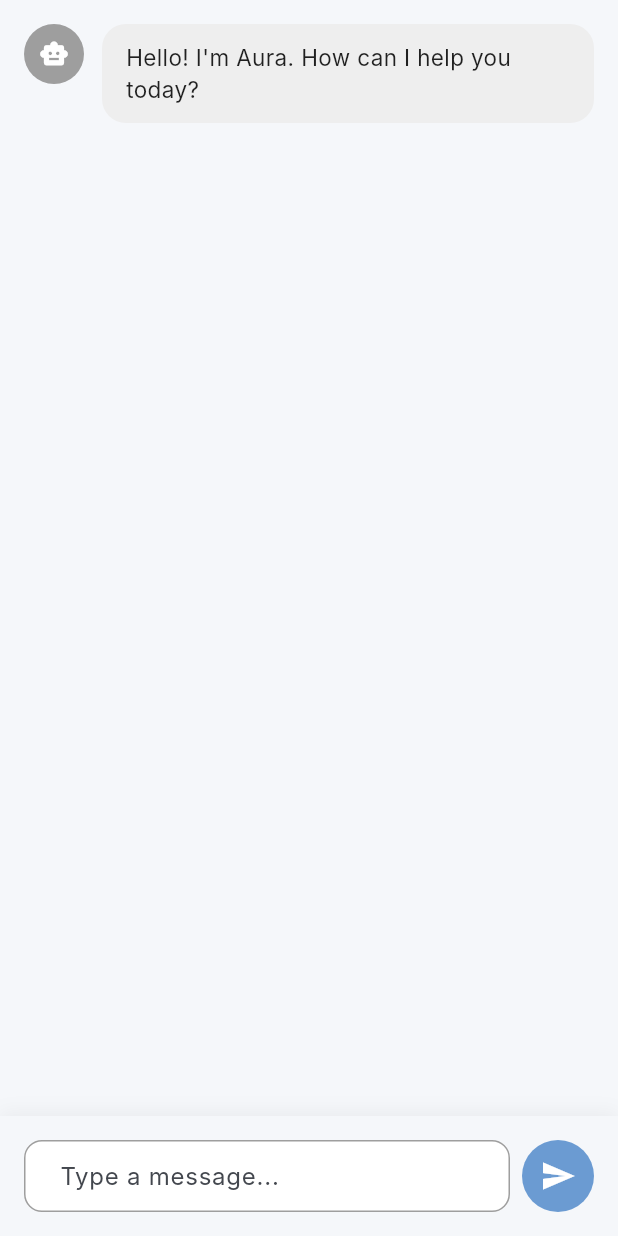
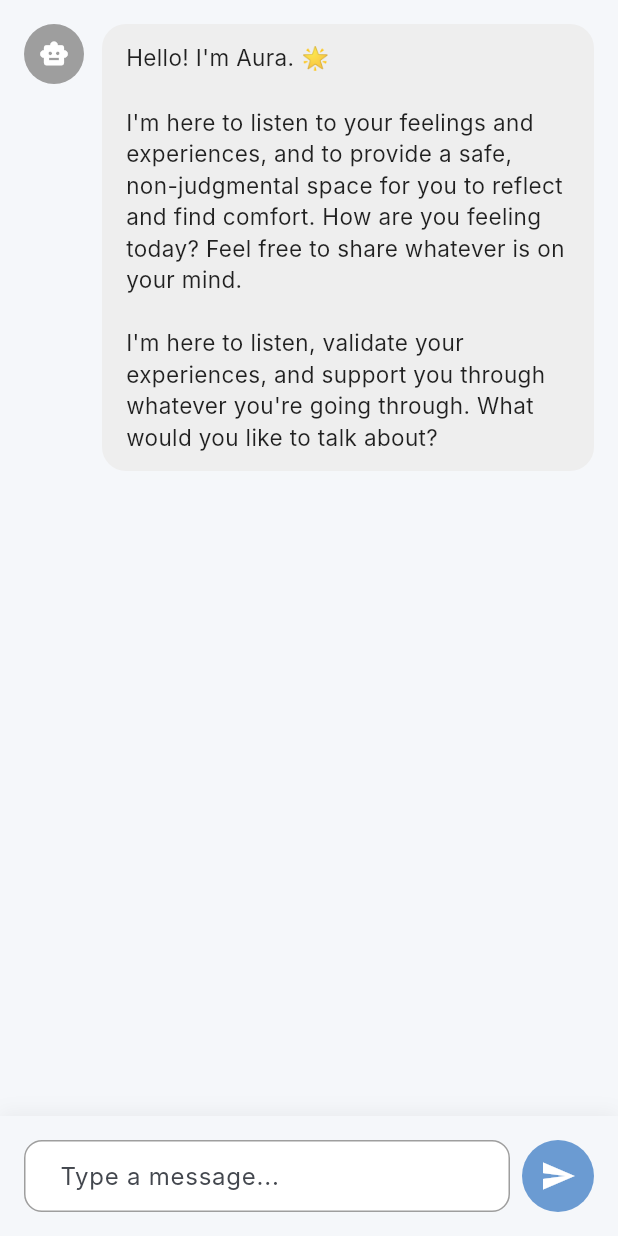
Before and after one commit to dannypark95/Project-C, a Flutter app: the screen it shows after launch, after a tap on "Start Chat", on a phone screen of 412 x 824 dp. Run offline on Flutter 3.47's test engine with Material 3 defaults, Android fonts, the phone set to English and light mode, and no system bars; our stand-ins replace cloud_firestore, cloud_functions, firebase_auth, firebase_core, flutter_svg; accounts and stored records are empty; Roboto replaces fonts that are missing (Inter); statements that could not run were skipped.

Commit message:
Make welcome message more descriptive and tone-setting for mental wellness app

```diff
--- a/lib/screens/chat_screen.dart
+++ b/lib/screens/chat_screen.dart
@@ -94,8 +94,8 @@ class _ChatScreenState extends State<ChatScreen> {
     // Determine welcome message based on location
     final isKorean = _userLocation?.toLowerCase().contains('korea') ?? false;
     final welcomePrompt = isKorean
-        ? '안녕하세요! 저는 Aura입니다. 오늘 어떻게 도와드릴까요?'
-        : 'Hello! I\'m Aura. How can I help you today?';
+        ? '안녕하세요! 저는 Aura입니다. 🌟\n\n저는 여러분의 감정과 경험을 듣고, 편안하고 비판적이지 않은 공간을 제공하기 위해 여기 있습니다. 오늘 하루 어떠셨나요? 어떤 이야기든 편하게 나눠주세요. 여러분의 감정을 존중하고, 함께 생각해보는 시간을 가져요.\n\n무엇이든 편하게 말씀해주세요. 저는 여기서 듣고 있어요.'
+        : 'Hello! I\'m Aura. 🌟\n\nI\'m here to listen to your feelings and experiences, and to provide a safe, non-judgmental space for you to reflect and find comfort. How are you feeling today? Feel free to share whatever is on your mind.\n\nI\'m here to listen, validate your experiences, and support you through whatever you\'re going through. What would you like to talk about?';
 
     // Save welcome message to Firestore
     try {
```
